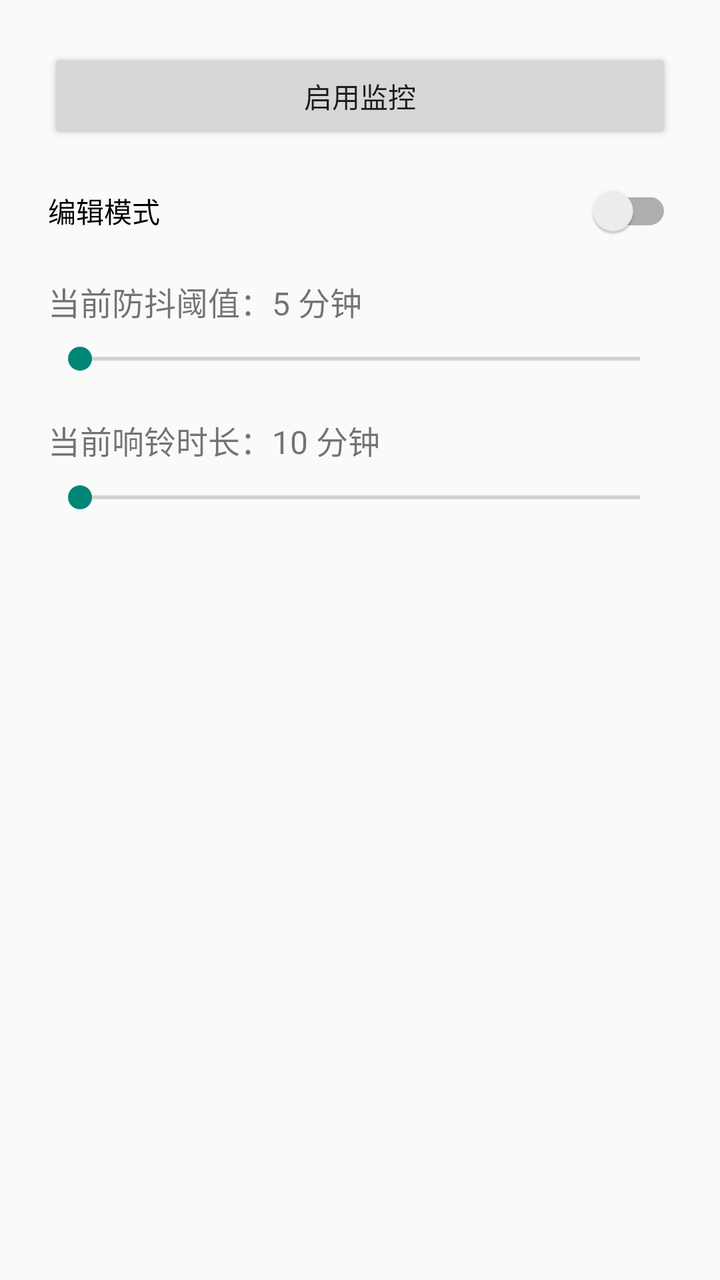
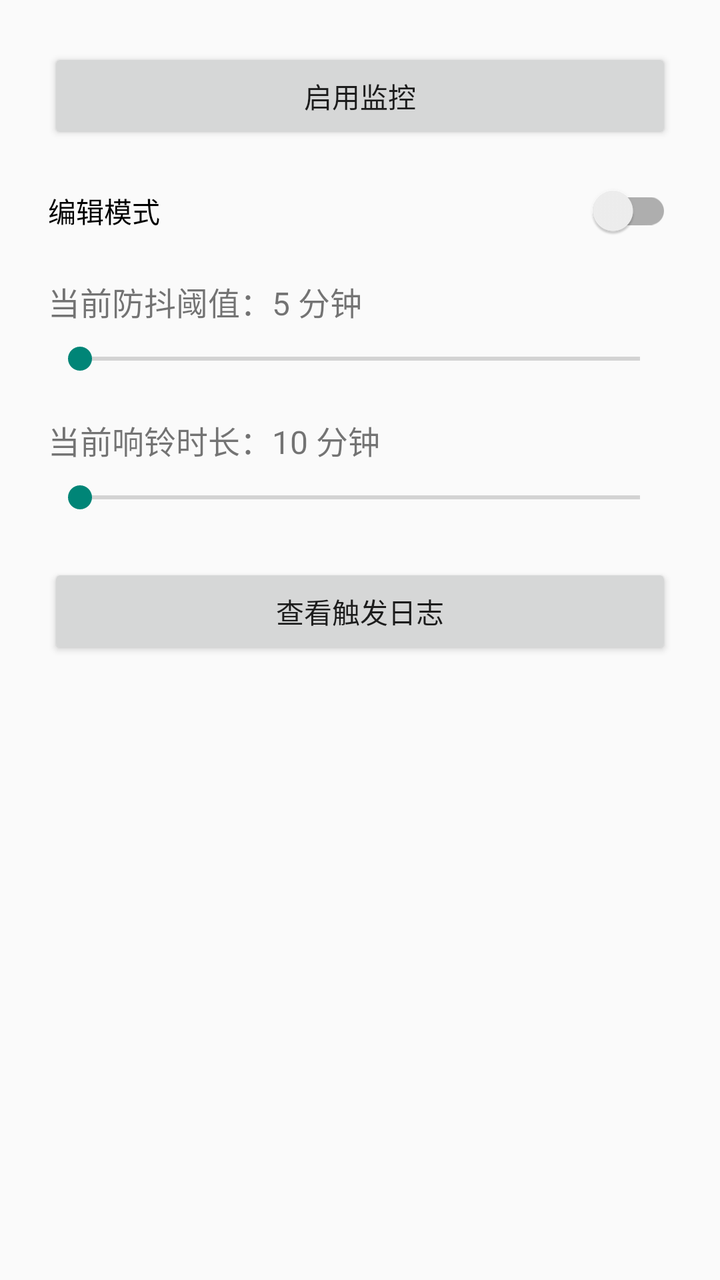

The first picture is an Android layout as it rendered before a commit; the second is the same layout after the commit. The layout source and the unified diff follow.
<!-- AndroidManifest.xml: application theme Theme.AppCompat.Light.NoActionBar -->
<!-- res/layout/activity_main.xml -->
<?xml version="1.0" encoding="utf-8"?>
<ScrollView xmlns:android="http://schemas.android.com/apk/res/android"
    android:layout_width="match_parent"
    android:layout_height="match_parent"
    android:fillViewport="true">

    <LinearLayout
        android:layout_width="match_parent"
        android:layout_height="wrap_content"
        android:orientation="vertical"
        android:padding="24dp">

        <Button
            android:id="@+id/btnToggle"
            android:layout_width="match_parent"
            android:layout_height="wrap_content"
            android:text="启用监控" />

        <androidx.appcompat.widget.SwitchCompat
            android:id="@+id/switchEditMode"
            android:layout_width="match_parent"
            android:layout_height="wrap_content"
            android:layout_marginTop="20dp"
            android:text="编辑模式" />

        <TextView
            android:id="@+id/tvDebounceValue"
            android:layout_width="match_parent"
            android:layout_height="wrap_content"
            android:layout_marginTop="20dp"
            android:text="当前防抖阈值：5 分钟"
            android:textSize="16sp" />

        <SeekBar
            android:id="@+id/seekDebounce"
            android:layout_width="match_parent"
            android:layout_height="wrap_content"
            android:layout_marginTop="8dp" />

        <TextView
            android:id="@+id/tvRingDurationValue"
            android:layout_width="match_parent"
            android:layout_height="wrap_content"
            android:layout_marginTop="20dp"
            android:text="当前响铃时长：10 分钟"
            android:textSize="16sp" />

        <SeekBar
            android:id="@+id/seekRingDuration"
            android:layout_width="match_parent"
            android:layout_height="wrap_content"
            android:layout_marginTop="8dp" />

    </LinearLayout>
</ScrollView>
<!-- resources referenced by this layout -->
<resources>

</resources>

<!-- the commit's change to res/layout/activity_main.xml (unified diff, before → after) -->
@@ -51,5 +51,12 @@
             android:layout_height="wrap_content"
             android:layout_marginTop="8dp" />
 
+        <Button
+            android:id="@+id/btnOpenLog"
+            android:layout_width="match_parent"
+            android:layout_height="wrap_content"
+            android:layout_marginTop="24dp"
+            android:text="查看触发日志" />
+
     </LinearLayout>
 </ScrollView>
